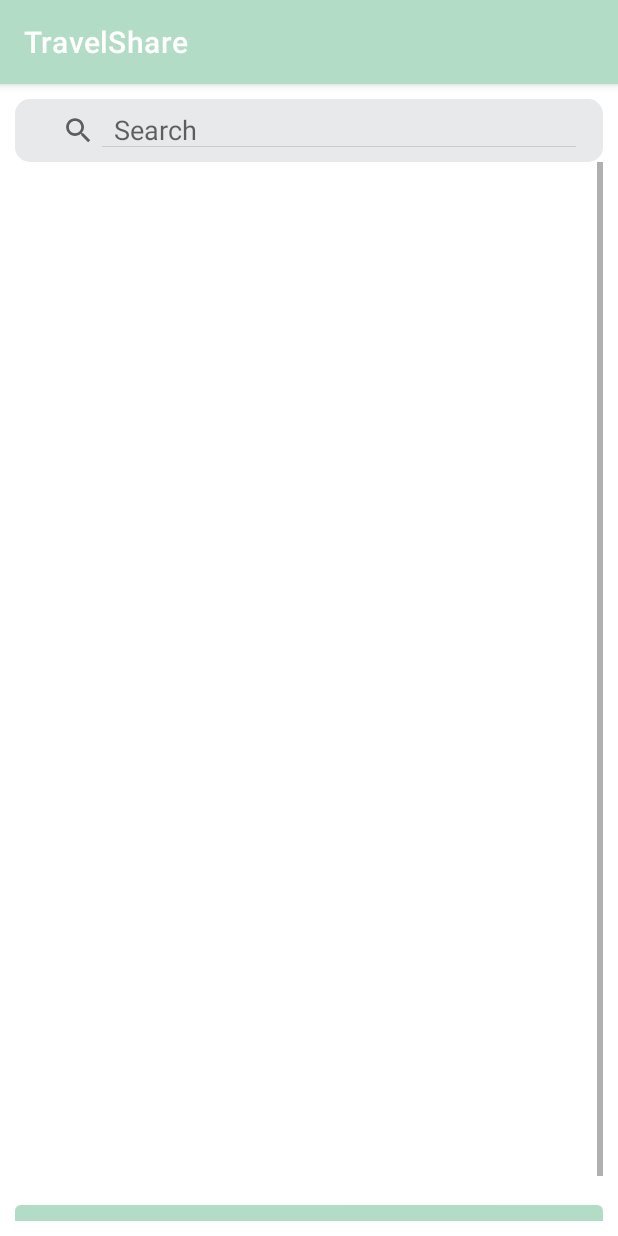
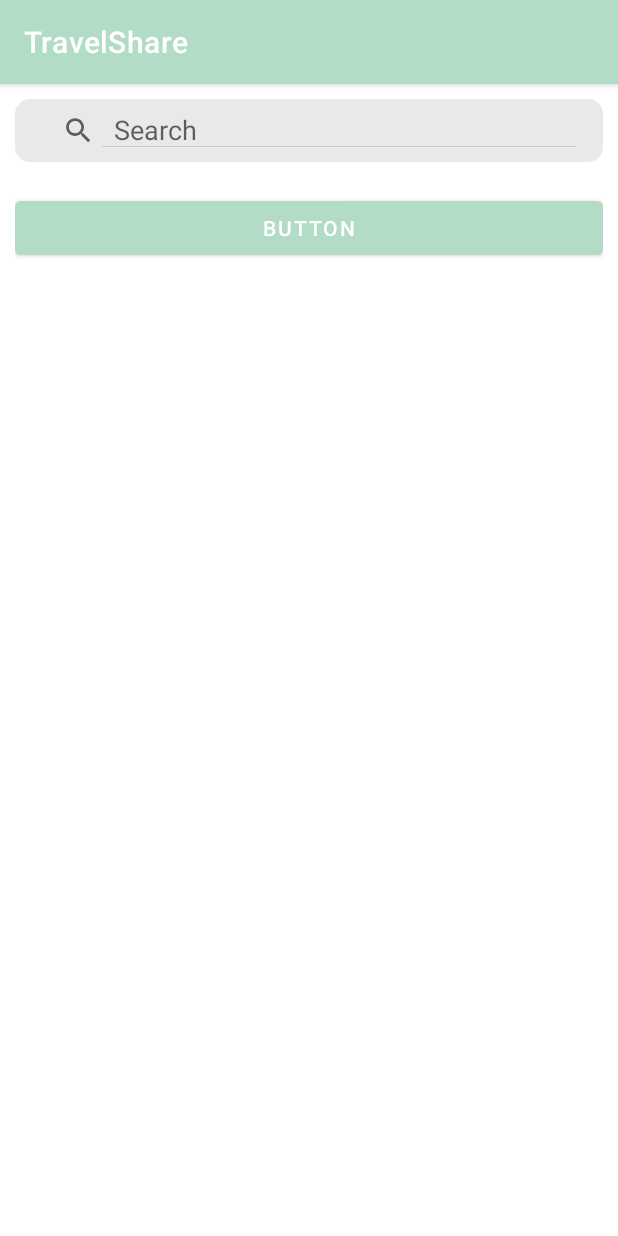
Before and after one commit to Stela303/TravelShare, an Android app: the GuestMainActivity screen opened directly, with no data from a screen before it, on a phone screen of 412 x 824 dp. Run offline under Robolectric (Android 15) with nearby library versions, the phone set to English and light mode, and no system bars; our stand-ins replace Firebase (no records; nobody signed in at launch, a user with empty details on screens opened directly), Picasso.

Commit message:
Arreglada consulta de itinerarios.

```diff
--- a/app/src/main/java/com/example/travelshare/Adapter.java
+++ b/app/src/main/java/com/example/travelshare/Adapter.java
@@ -44,7 +44,7 @@ public class Adapter extends FirestoreRecyclerAdapter<Itinerary, Adapter.ViewHol
     protected void onBindViewHolder(@NonNull ViewHolder holder, int position, @NonNull Itinerary model) {
         holder.tittle.setText(model.getTittle());
         holder.location.setText(model.getLocation());
-        holder.rating.setText(String.format("Puntuación: %s", model.getRating().toString()));
+        holder.rating.setText(String.format("Puntuación: "));
         holder.thematic.setText(model.getThematic());
         Picasso.with(this.context).load(model.getImage()).into(holder.image);
         //holder.image.setImageURI(Uri.parse(model.getImage()));
--- a/app/src/main/java/com/example/travelshare/GuestMainActivity.java
+++ b/app/src/main/java/com/example/travelshare/GuestMainActivity.java
@@ -18,6 +18,7 @@ import com.google.android.material.snackbar.Snackbar;
 import com.google.firebase.firestore.CollectionReference;
 import com.google.firebase.firestore.FirebaseFirestore;
 import com.google.firebase.firestore.Query;
+import com.google.firebase.firestore.QueryDocumentSnapshot;
 
 import java.util.HashMap;
 import java.util.Map;
@@ -38,8 +39,7 @@ public class GuestMainActivity extends AppCompatActivity implements SearchView.O
         recyclerViewItinerary = findViewById(R.id.listItinerariesGues);
         recyclerViewItinerary.setLayoutManager(new LinearLayoutManager(this));
         db = FirebaseFirestore.getInstance();
-        Query query= db.collection("itineraries");
-        //Query query=db.collection("users");
+        Query query= db.collectionGroup("itineraries").whereEqualTo("published", true);
         this.initializeItinerary(query);
 
         search = findViewById(R.id.searchGues);
@@ -98,7 +98,7 @@ public class GuestMainActivity extends AppCompatActivity implements SearchView.O
         if(newText.length()==0){
             mAdapter.updateOptions(this.firestoreRecyclerOptions);
         }else{
-            Query query= db.collection("itineraries").orderBy("location").startAt(newText).endAt(newText+"\uf8ff");
+            Query query= db.collectionGroup("itineraries").whereEqualTo("published", true).startAt(newText).endAt(newText+"\uf8ff");
             FirestoreRecyclerOptions<Itinerary> firestoreRecyclerOptions = new FirestoreRecyclerOptions.Builder<Itinerary>()
                     .setQuery(query, Itinerary.class).build();
             mAdapter.updateOptions(firestoreRecyclerOptions);
--- a/app/src/main/java/com/example/travelshare/ui/Itinerary.java
+++ b/app/src/main/java/com/example/travelshare/ui/Itinerary.java
@@ -5,14 +5,14 @@ public class Itinerary {
     private String tittle;
     private String location;
     private String user;
-    private Double rating;
+    private String rating;
     private String thematic;
 
     public Itinerary(){
 
     }
 
-    public Itinerary(String image, String tittle, String location, String user, Double rating, String thematic) {
+    public Itinerary(String image, String tittle, String location, String user, String rating, String thematic) {
         this.image = image;
         this.tittle = tittle;
         this.location = location;
@@ -37,7 +37,7 @@ public class Itinerary {
         return user;
     }
 
-    public Double getRating() {
+    public String getRating() {
         return rating;
     }
 
--- a/app/src/main/java/com/example/travelshare/ui/home/HomeFragment.java
+++ b/app/src/main/java/com/example/travelshare/ui/home/HomeFragment.java
@@ -38,8 +38,7 @@ public class HomeFragment extends Fragment implements SearchView.OnQueryTextList
         recyclerViewItinerary = root.findViewById(R.id.listItineraries);
         recyclerViewItinerary.setLayoutManager(new LinearLayoutManager(root.getContext()));
         db = FirebaseFirestore.getInstance();
-        Query query= db.collection("itineraries");
-        //Query query=db.document("users/itineraries").collection("itineraries");
+        Query query= db.collectionGroup("itineraries").whereEqualTo("published", true);
         this.initializeItinerary(query);
 
         search = root.findViewById(R.id.search);
@@ -82,7 +81,7 @@ public class HomeFragment extends Fragment implements SearchView.OnQueryTextList
         if(newText.length()==0){
             mAdapter.updateOptions(this.firestoreRecyclerOptions);
         }else{
-            Query query= db.collection("itineraries").orderBy("location").startAt(newText)
+            Query query= db.collectionGroup("itineraries").whereEqualTo("published", true).orderBy("location").startAt(newText)
                     .endAt(newText+"\uf8ff");
             FirestoreRecyclerOptions<Itinerary> firestoreRecyclerOptions = new FirestoreRecyclerOptions.Builder<Itinerary>()
                     .setQuery(query, Itinerary.class).build();
--- a/app/src/main/res/layout/activity_guest_main.xml
+++ b/app/src/main/res/layout/activity_guest_main.xml
@@ -52,7 +52,7 @@
                 <androidx.recyclerview.widget.RecyclerView
                     android:id="@+id/listItinerariesGues"
                     android:layout_width="match_parent"
-                    android:layout_height="689dp"
+                    android:layout_height="wrap_content"
                     android:padding="10dp"
                     android:paddingStart="10dp"
                     android:paddingLeft="10dp"
--- a/app/src/main/res/layout/fragment_home.xml
+++ b/app/src/main/res/layout/fragment_home.xml
@@ -52,7 +52,7 @@
                 <androidx.recyclerview.widget.RecyclerView
                     android:id="@+id/listItineraries"
                     android:layout_width="match_parent"
-                    android:layout_height="689dp"
+                    android:layout_height="wrap_content"
                     android:padding="10dp"
                     android:paddingStart="10dp"
                     android:paddingLeft="10dp"
```
